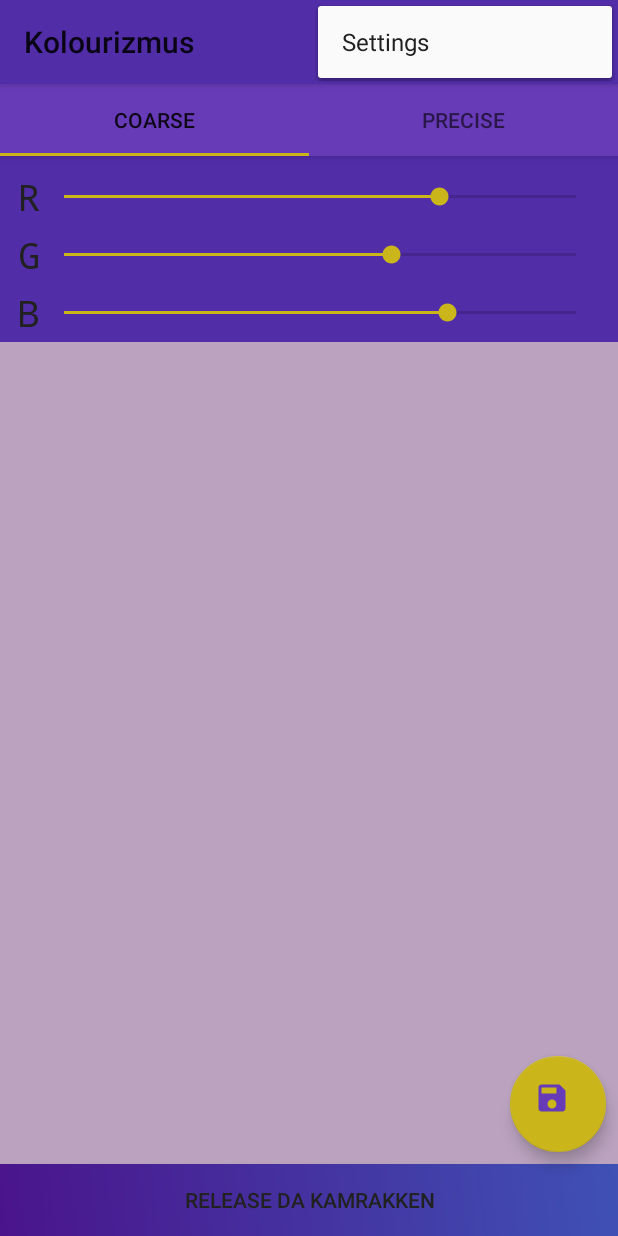
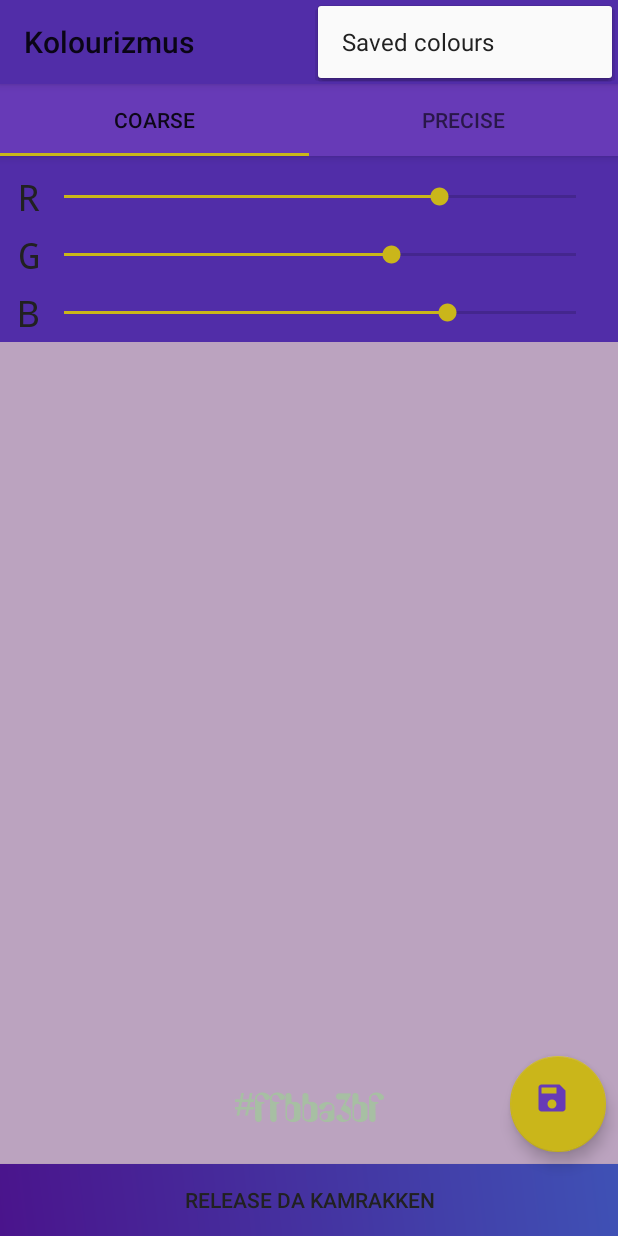
Before and after one commit to simo-andreev/Colourizmus, an Android app: the ColourCreationActivity screen opened directly, with no data from a screen before it, with the options menu open, on a phone screen of 412 x 824 dp. Run offline under Robolectric (Android 15) with nearby library versions, the phone set to English and light mode, and no system bars; our stand-ins replace CircleImageView, Room's generated code.

Commit message:
feature: [0000001] - add hexadec value preview for main/live colour

```diff
--- a/app/src/main/java/bg/o/sim/colourizmus/view/ColourCreationActivity.kt
+++ b/app/src/main/java/bg/o/sim/colourizmus/view/ColourCreationActivity.kt
@@ -17,6 +17,7 @@ import android.support.v7.widget.Toolbar
 import android.view.Menu
 import android.view.MenuItem
 import bg.o.sim.colourizmus.R
+import bg.o.sim.colourizmus.model.CustomColour
 import bg.o.sim.colourizmus.model.LIVE_COLOUR
 import bg.o.sim.colourizmus.utils.*
 import kotlinx.android.synthetic.main.activity_main.*
@@ -55,7 +56,9 @@ class ColourCreationActivity : AppCompatActivity() {
         }
 
         LIVE_COLOUR.observe(this, Observer<Int> {
-            col -> colour_creation_pager.setBackgroundColor(col?: -1)
+            colour_creation_pager.setBackgroundColor(it!!)
+            colour_creation_hexadec_preview.text = "#${Integer.toHexString(it)}"
+            colour_creation_hexadec_preview.setTextColor(getComplimentaryColour(CustomColour(it, "")).value)
         })
 
         main_fab_save_colour.setOnClickListener {
@@ -64,7 +67,9 @@ class ColourCreationActivity : AppCompatActivity() {
     }
 
     override fun onOptionsItemSelected(item: MenuItem): Boolean {
-        startActivity(Intent(this, ColourListActivity::class.java))
+        when (item.itemId) {
+            R.id.action_settings -> startActivity(Intent(this, ColourListActivity::class.java))
+        }
         return true
     }
 
@@ -93,7 +98,7 @@ class ColourCreationActivity : AppCompatActivity() {
             REQUEST_PERMISSION_IMAGE_CAPTURE ->
                 if (PERMISSION_GRANTED in grantResults) takePhoto()
                 else this.toastLong("Y U NO GIB PRMISHNZ? :@")
-            // other cases can go here at a later point
+        // other cases can go here at a later point
         }
     }
 
@@ -106,7 +111,7 @@ class ColourCreationActivity : AppCompatActivity() {
                     showPicResult.putExtra(EXTRA_PICTURE_THUMB, data.extras["data"] as Bitmap)
                     startActivity(showPicResult)
                 }
-            // other cases can go here at a later point
+        // other cases can go here at a later point
         }
     }
 }
--- a/app/src/main/res/layout/activity_main.xml
+++ b/app/src/main/res/layout/activity_main.xml
@@ -8,8 +8,9 @@
     android:orientation="vertical"
     tools:context=".view.ColourCreationActivity">
 
-    <include layout="@layout/appbar"
-        android:id="@+id/allahu_appbar" />
+    <include
+        android:id="@+id/allahu_appbar"
+        layout="@layout/appbar" />
 
 
     <android.support.v4.view.ViewPager
@@ -22,7 +23,7 @@
             android:id="@+id/colour_creation_tab_layout"
             style="@style/TabLayout"
             android:layout_width="match_parent"
-            android:layout_height="wrap_content"/>
+            android:layout_height="wrap_content" />
     </android.support.v4.view.ViewPager>
 
 
@@ -37,6 +38,21 @@
         app:layout_constraintRight_toRightOf="parent" />
 
 
+    <TextView
+        android:id="@+id/colour_creation_hexadec_preview"
+        android:layout_width="wrap_content"
+        android:layout_height="wrap_content"
+        android:textSize="@dimen/text_large"
+        tools:text="#AABBCC"
+        android:fontFamily="@font/asimov"
+        android:textAllCaps="true"
+        android:layout_margin="8dp"
+        android:textIsSelectable="true"
+        app:layout_constraintBottom_toTopOf="@+id/release_da_kamrakken"
+        app:layout_constraintEnd_toEndOf="parent"
+        app:layout_constraintStart_toStartOf="@+id/colour_creation_pager"
+        app:layout_constraintTop_toTopOf="@id/main_fab_save_colour" />
+
     <Button
         android:id="@+id/release_da_kamrakken"
         android:layout_width="match_parent"
--- a/app/src/main/res/menu/dashboard.xml
+++ b/app/src/main/res/menu/dashboard.xml
@@ -1,9 +1,9 @@
 <?xml version="1.0" encoding="utf-8"?>
 <menu xmlns:android="http://schemas.android.com/apk/res/android"
     xmlns:app="http://schemas.android.com/apk/res-auto">
+
     <item
         android:id="@+id/action_settings"
-        android:orderInCategory="100"
-        android:title="@string/action_settings"
+        android:title="@string/label_saved_colours"
         app:showAsAction="never" />
 </menu>
--- a/app/src/main/res/values/strings.xml
+++ b/app/src/main/res/values/strings.xml
@@ -33,6 +33,9 @@
 
 
     <string name="colour_name">Colour name</string>
+    <string name="label_saved_colours">Saved colours</string>
+    <string name="label_show_hexadec_values">Show hexadec values</string>
+    <string name="label_show_hexadec_values_condensed">Hexadec values</string>
 
 
 </resources>
```
